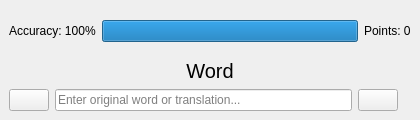
Above: window/interface/test_interface.ui from apps-open/BiLinguo before the change. Below: the same form after it.
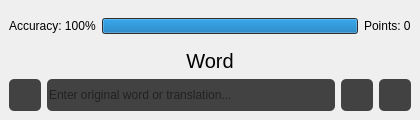
That is the form after the change. Icons and pictures are not drawn.

The edit to the form file:
```diff
--- a/window/interface/test_interface.ui
+++ b/window/interface/test_interface.ui
@@ -19,6 +19,9 @@
      <layout class="QHBoxLayout" name="horizontalLayout">
       <item>
        <widget class="QLabel" name="accuracy_label">
+        <property name="styleSheet">
+         <string notr="true"/>
+        </property>
         <property name="text">
          <string>Accuracy: 100%</string>
         </property>
@@ -26,6 +29,12 @@
       </item>
       <item>
        <widget class="QProgressBar" name="accuracy_progressbar">
+        <property name="styleSheet">
+         <string notr="true">*{background: #424242;
+border-radius: 5px;
+border: 0px solid;
+height: 16px;}</string>
+        </property>
         <property name="value">
          <number>100</number>
         </property>
@@ -77,7 +86,16 @@
         <item>
          <widget class="QPushButton" name="statistic_button">
           <property name="styleSheet">
-           <string notr="true">image: url(:/statistic_icon/icons8-graph-24.png);</string>
+           <string notr="true">*{image: url(:/statistic_icon/icons8-graph-24.png);
+background: #424242;
+border-radius: 5px;
+border: 0px solid;
+height: 32px;}
+*:hover {
+     height: 32px;
+      border: 1px solid white;
+      background: #626262;
+}</string>
           </property>
           <property name="text">
            <string/>
@@ -86,6 +104,17 @@
         </item>
         <item>
          <widget class="QLineEdit" name="translation_edit">
+          <property name="styleSheet">
+           <string notr="true">*{background: #424242;
+border-radius: 5px;
+border: 0px solid;
+height: 32px;}
+*:hover {
+     height: 32px;
+      border: 1px solid white;
+      background: #626262;
+}</string>
+          </property>
           <property name="placeholderText">
            <string>Enter original word or translation...</string>
           </property>
@@ -97,7 +126,16 @@
            <enum>Qt::NoFocus</enum>
           </property>
           <property name="styleSheet">
-           <string notr="true">image: url(:/enter_icon/icons8-next-page-24.png);</string>
+           <string notr="true">*{image: url(:/enter_icon/icons8-next-page-24.png);
+background: #424242;
+border-radius: 5px;
+border: 0px solid;
+height: 32px;}
+*:hover {
+     height: 32px;
+      border: 1px solid white;
+      background: #626262;
+}</string>
           </property>
           <property name="text">
            <string/>
@@ -105,16 +143,20 @@
          </widget>
         </item>
         <item>
-         <widget class="QLabel" name="correct_label">
+         <widget class="QPushButton" name="check_button_2">
+          <property name="focusPolicy">
+           <enum>Qt::NoFocus</enum>
+          </property>
+          <property name="styleSheet">
+           <string notr="true">*{image: url(:/correct_icon/icons8-approval-24.png);
+background: #424242;
+border-radius: 5px;
+border: 0px solid;
+height: 32px;}</string>
+          </property>
           <property name="text">
            <string/>
           </property>
-          <property name="pixmap">
-           <pixmap resource="resource/src.qrc">:/correct_icon/icons8-approval-24.png</pixmap>
-          </property>
-          <property name="alignment">
-           <set>Qt::AlignCenter</set>
-          </property>
          </widget>
         </item>
        </layout>
```
